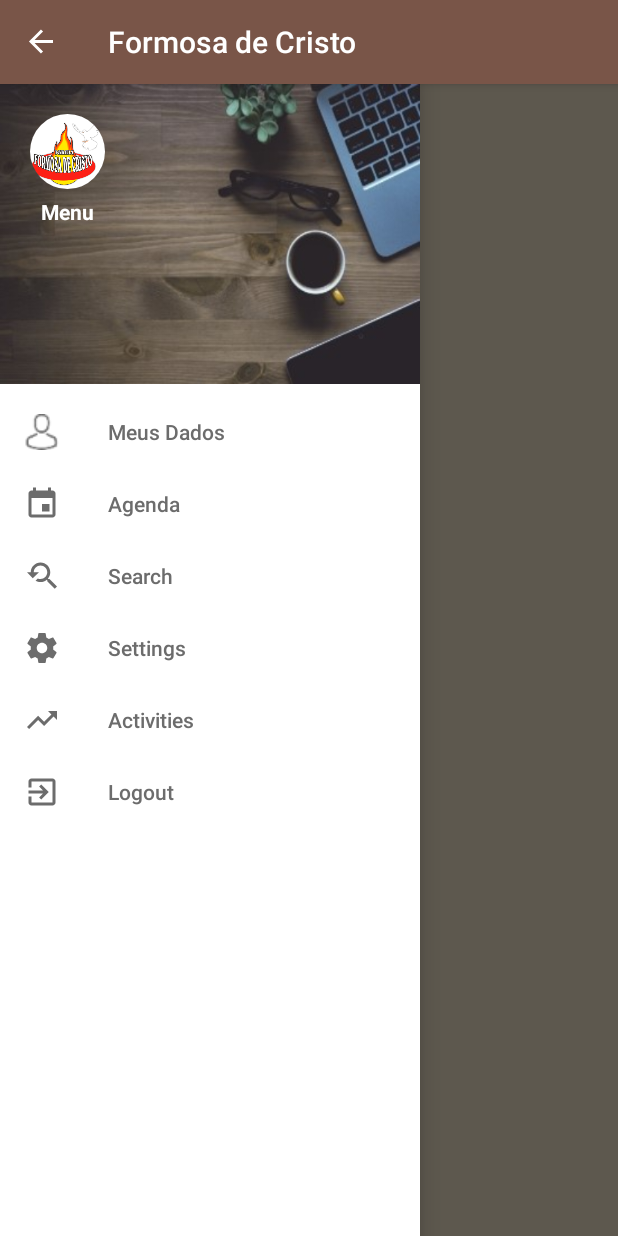
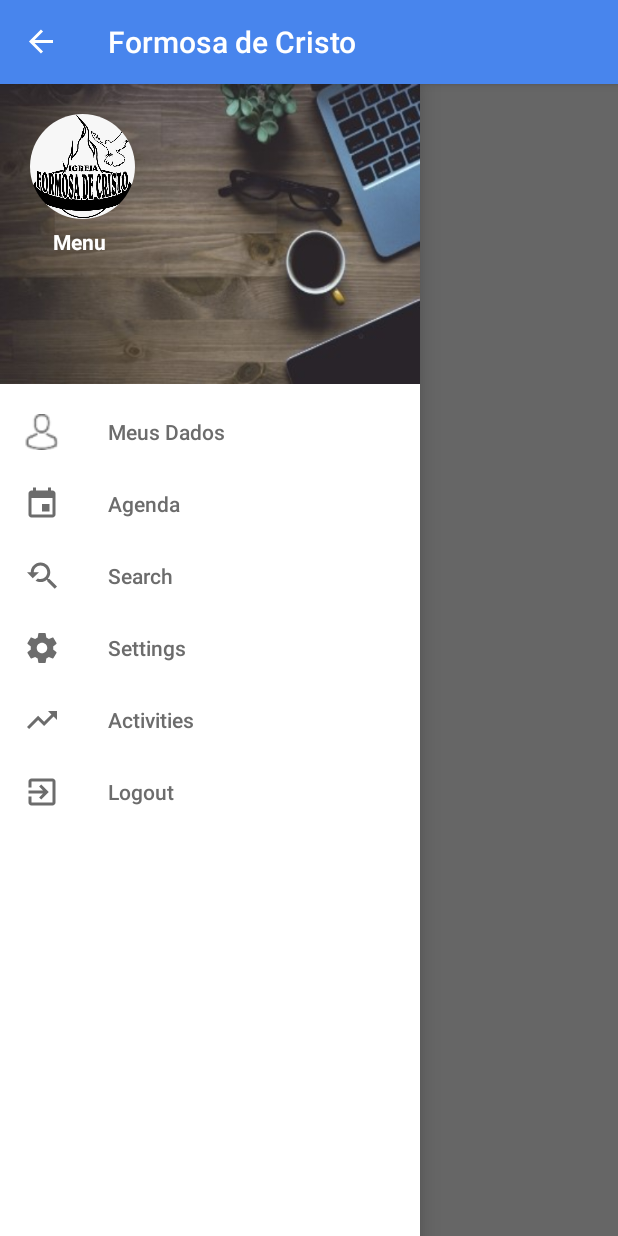
Before and after one commit to wterroni/IFCAPP_Android, an Android app: the MainActivity screen opened directly, with no data from a screen before it, with the side drawer open, on a phone screen of 412 x 824 dp. Run offline under Robolectric (Android 15) with nearby library versions, the phone set to English and light mode, and no system bars; our stand-ins replace CircleImageView.

Commit message:
Altera cor padrão do aplicativo

```diff
--- a/app/src/main/res/layout/activity_login.xml
+++ b/app/src/main/res/layout/activity_login.xml
@@ -14,7 +14,7 @@
         android:layout_width="@dimen/icon_login_width"
         android:layout_height="@dimen/icon_login_height"
         android:layout_marginTop="@dimen/icon_login_margin_top"
-        android:src="@drawable/iconifc"
+        android:src="@drawable/iconifc_black"
         app:layout_constraintTop_toTopOf="parent"
         app:layout_constraintEnd_toEndOf="parent"
         app:layout_constraintStart_toStartOf="parent" />
--- a/app/src/main/res/layout/header.xml
+++ b/app/src/main/res/layout/header.xml
@@ -10,7 +10,7 @@
         android:id="@+id/item_foto"
         android:layout_width="@dimen/icon_header_menu_width"
         android:layout_height="@dimen/icon_header_menu_height"
-        android:src="@drawable/iconifc"
+        android:src="@drawable/iconifc_black"
         app:layout_constraintTop_toTopOf="parent"
         app:layout_constraintStart_toStartOf="parent"/>
 
@@ -20,7 +20,7 @@
         android:text="@string/menu_header"
         android:textColor="@color/colorWhite"
         android:textStyle="bold"
-        android:layout_marginLeft="@dimen/dimen_7dp"
+        android:layout_marginLeft="@dimen/dimen_15dp"
         android:layout_marginTop="@dimen/dimen_5dp"
         app:layout_constraintTop_toBottomOf="@+id/item_foto"
         app:layout_constraintStart_toStartOf="parent"/>
--- a/app/src/main/res/values/colors.xml
+++ b/app/src/main/res/values/colors.xml
@@ -1,8 +1,8 @@
 <?xml version="1.0" encoding="utf-8"?>
 <resources>
-    <color name="colorPrimary">#795548</color>
-    <color name="colorPrimaryDark">#5D4037</color>
-    <color name="colorSecundary">#e9ddc3</color>
+    <color name="colorPrimary">#4885ed</color>
+    <color name="colorPrimaryDark">#4885ed</color>
+    <color name="colorSecundary">#FFFFFF</color>
     <color name="colorAccent">#6c6c6c</color>
     <color name="colorWhite">#FFFFFF</color>
     <color name="darkgray">#6c6c6c</color>
--- a/app/src/main/res/values/dimens.xml
+++ b/app/src/main/res/values/dimens.xml
@@ -1,9 +1,9 @@
 <?xml version="1.0" encoding="utf-8"?>
 <resources>
-    <dimen name="icon_login_width">100dp</dimen>
-    <dimen name="icon_header_menu_width">50dp</dimen>
-    <dimen name="icon_login_height">100dp</dimen>
-    <dimen name="icon_header_menu_height">50dp</dimen>
+    <dimen name="icon_login_width">80dp</dimen>
+    <dimen name="icon_header_menu_width">70dp</dimen>
+    <dimen name="icon_login_height">80dp</dimen>
+    <dimen name="icon_header_menu_height">70dp</dimen>
     <dimen name="icon_login_margin_top">70dp</dimen>
 
     <dimen name="dimen_0dp">0dp</dimen>
--- a/app/src/main/res/values/strings.xml
+++ b/app/src/main/res/values/strings.xml
@@ -37,7 +37,7 @@
     <string name="hint_bairro">Exemplo: Parque Jaçatuba</string>
     <string name="hint_data">Selecione a Data</string>
     <string name="hint_selecione">Selecione</string>
-    <string name="hint_instituicao">Exemplo: UFA ABC</string>
+    <string name="hint_instituicao">Exemplo: UFABC</string>
     <string name="hint_curso">Exemplo: Administração</string>
 
 
@@ -45,7 +45,7 @@
     <string name="departamento_louvor">Louvor</string>
     <string name="departamento_jovens">Jovens</string>
     <string name="departamento_med">MED</string>
-    <string name="departamento_bercario">Berçario</string>
+    <string name="departamento_bercario">Berçário</string>
     <string name="departamento_som">Som</string>
     <string name="departamento_multimidia">Multimídia</string>
     <string name="departamento_voluntarios">Voluntários</string>
```
Also changed, not shown: app/src/main/res/drawable-xxhdpi/iconifc_black.jpeg (added).
